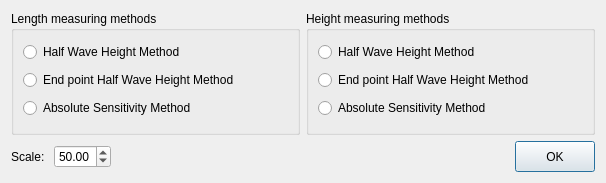
Above: phascan_view/ui/dialog/dialogdefectmethodselect.ui from qinxingying/hello-word before the change. Below: the same form after it.
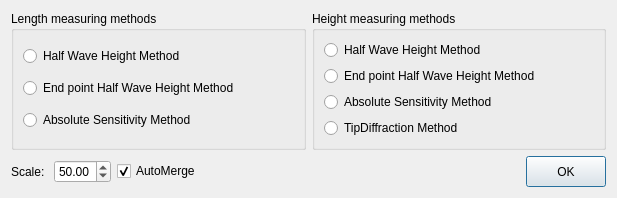
That is the form after the change.

```diff
--- a/phascan_view/ui/dialog/dialogdefectmethodselect.ui
+++ b/phascan_view/ui/dialog/dialogdefectmethodselect.ui
@@ -6,8 +6,8 @@
    <rect>
     <x>0</x>
     <y>0</y>
-    <width>606</width>
-    <height>183</height>
+    <width>617</width>
+    <height>190</height>
    </rect>
   </property>
   <property name="windowTitle">
@@ -21,8 +21,6 @@
        <property name="title">
         <string>Length measuring methods</string>
        </property>
-       <layout class="QHBoxLayout" name="horizontalLayout_3">
-        <item>
          <layout class="QVBoxLayout" name="verticalLayout">
           <item>
            <widget class="QRadioButton" name="halfWaveRadioL">
@@ -46,8 +44,6 @@
            </widget>
           </item>
          </layout>
-        </item>
-       </layout>
       </widget>
      </item>
      <item>
@@ -55,8 +51,6 @@
        <property name="title">
         <string>Height measuring methods</string>
        </property>
-       <layout class="QHBoxLayout" name="horizontalLayout_2">
-        <item>
          <layout class="QVBoxLayout" name="verticalLayout_2">
           <item>
            <widget class="QRadioButton" name="halfWaveRadioH">
@@ -79,7 +73,12 @@
             </property>
            </widget>
           </item>
-         </layout>
+        <item>
+         <widget class="QRadioButton" name="tipDiffractionH">
+          <property name="text">
+           <string>TipDiffraction Method</string>
+          </property>
+         </widget>
         </item>
        </layout>
       </widget>
@@ -87,7 +86,7 @@
     </layout>
    </item>
    <item>
-    <layout class="QHBoxLayout" name="horizontalLayout_5">
+    <layout class="QHBoxLayout" name="horizontalLayout_2">
      <item>
       <layout class="QHBoxLayout" name="horizontalLayout_4">
        <item>
@@ -106,6 +105,16 @@
        </item>
       </layout>
      </item>
+     <item>
+      <widget class="QCheckBox" name="autoMerge">
+       <property name="text">
+        <string>AutoMerge</string>
+       </property>
+       <property name="checked">
+        <bool>true</bool>
+       </property>
+      </widget>
+     </item>
      <item>
       <spacer name="horizontalSpacer">
        <property name="orientation">
```
Lines whose indentation alone changed are shown as unchanged.
